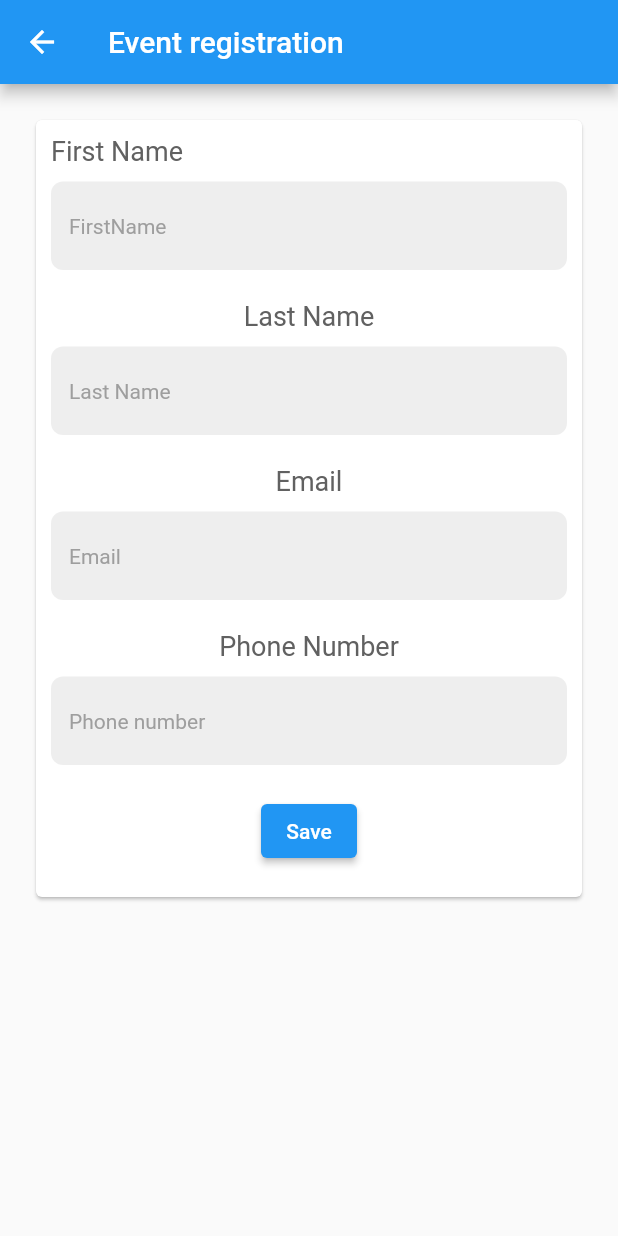
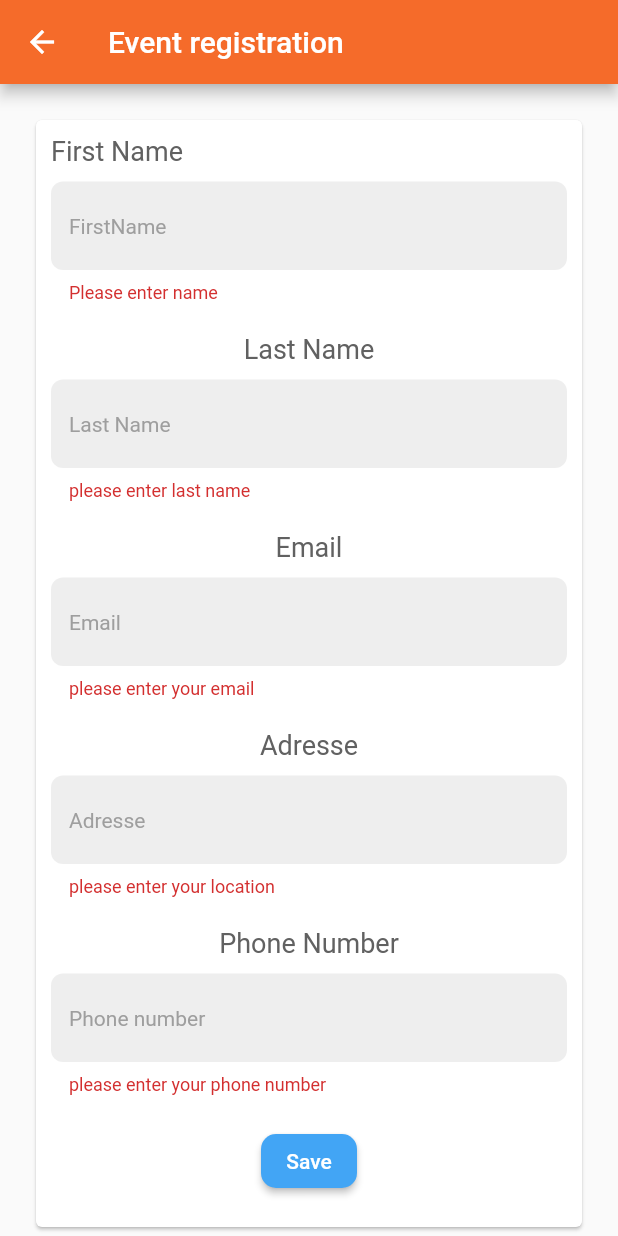
Before and after one commit to NourElHoudaAmmari/EventApp, a Flutter app: the InscriptionEvent screen opened directly, after a tap on "Save", on a phone screen of 412 x 824 dp. Run offline on Flutter 3.47's test engine with Material 2 defaults, Android fonts, the phone set to English and light mode, and no system bars; our stand-ins replace google_fonts, image_picker.

Commit message:
Add inscription event

```diff
--- a/frontend/lib/editdatawidget.dart
+++ b/frontend/lib/editdatawidget.dart
@@ -24,7 +24,7 @@ class _EditDataWidgetState extends State<EditDataWidget> {
   final _dureeController = TextEditingController();
    final _nbplace = TextEditingController();
   @override
-  void initState() {
+  void get initState {
     id = widget.events.id!;
     _nameController.text = widget.events.name!;
     _locationController.text = widget.events.location!;
@@ -34,7 +34,7 @@ class _EditDataWidgetState extends State<EditDataWidget> {
     _nbplace.text = widget.events.nbplace!;
     _descriptionController.text = widget.events.description!;
 
-    super.initState();
+    super.initState;
   }
 
   @override
--- /dev/null
+++ b/frontend/lib/models/inscription.dart
@@ -0,0 +1,43 @@
+class Inscription {
+  late final String? id;
+  late final String? nom;
+  late final String? prenom;
+  late final String? mail;
+  late final String? adresse;
+  late final int? numtel;
+   late final String? updated;
+
+
+  Inscription( {
+      this.nom,
+       this.id, this.updated
+       , this.prenom,  this.mail, this.adresse,
+        this.numtel});
+
+   Inscription.fromJson(Map<String, dynamic> json) {
+       id=json['id'] ;
+      nom= json['nom'];
+      prenom =  json['prenom'];
+      numtel = json['numtel'];
+      mail = json['mail'] ;
+      adresse = json['adresse'];
+       updated= json['updated'];
+  }
+
+  Map<String, dynamic> toJson() {
+      final _data = <String, dynamic>{};
+       _data["id"]=id;
+     _data["nom"] =  nom;
+     _data["prenom"] = prenom;
+     _data["numtel"] = numtel;
+     _data["mail"] = mail;
+      _data["adresse"] = adresse ;
+      _data["updated"]= updated;
+        return _data;
+
+      }
+        @override
+  String toString() {
+    return 'Inscription{id: $id, nom: $nom,  prenom: $prenom,  numtel: $numtel, mail: $mail, adresse: $adresse,  }';
+  }
+}
--- a/frontend/lib/pages/home_page.dart
+++ b/frontend/lib/pages/home_page.dart
@@ -23,8 +23,8 @@ class _HomePageState extends State<HomePage> {
   final GlobalKey<ScaffoldState> _key = GlobalKey<ScaffoldState>();
 
   @override
-  void initState() {
-    super.initState();
+  void get initState {
+    super.initState;
 
     setState(() {
       eventList = api.getEvents() ;
--- a/frontend/lib/pages/inscription_event.dart
+++ b/frontend/lib/pages/inscription_screen.dart
@@ -1,28 +1,33 @@
 import 'package:flutter/material.dart';
+import 'package:frontend/services/inscription_service.dart';
+import '../models/inscription.dart';
+import '../shared/theme.dart';
 
 class InscriptionEvent extends StatefulWidget {
-  const InscriptionEvent({super.key});
+  const InscriptionEvent({Key? key}) : super(key: key);
 
   @override
   State<InscriptionEvent> createState() => _InscriptionEventState();
 }
 
 class _InscriptionEventState extends State<InscriptionEvent> {
+
+    final InscriptionService api = InscriptionService();
   final _addFormKey = GlobalKey<FormState>();
-  final _username = TextEditingController();
-    final _userlastname= TextEditingController();
-  final _mail = TextEditingController();
-  final _phonenumber = TextEditingController();
-
-
+  final nomController = TextEditingController();
+   final prenomController = TextEditingController();
+  final mailController = TextEditingController();
+  final numtelControllerl = TextEditingController();
+   final adresseController = TextEditingController();
   @override
   Widget build(BuildContext context) {
     return Scaffold(
       appBar: AppBar(
+        backgroundColor:orangeColor,
         title: const Text('Event registration'),
       ),
       body: Form(
-        key: _addFormKey,
+         key: _addFormKey,
         child: SingleChildScrollView(
           child: Container(
             padding: const EdgeInsets.all(20.0),
@@ -48,7 +53,7 @@ class _InscriptionEventState extends State<InscriptionEvent> {
     ),
     SizedBox(height: 10,),
  TextFormField(
-  controller: _username,
+  controller: prenomController,
   decoration: InputDecoration(
     hintText: 'FirstName',
     hintStyle: TextStyle(
@@ -92,7 +97,7 @@ SizedBox(height: 10,),
     ),
     SizedBox(height: 10,),
  TextFormField(
-  controller: _userlastname,
+  controller: nomController,
   decoration: InputDecoration(
     hintText: 'Last Name',
     hintStyle: TextStyle(
@@ -131,7 +136,7 @@ SizedBox(height: 10,),
     ),
     SizedBox(height: 10,),
  TextFormField(
-  controller: _mail,
+  controller: mailController,
   decoration: InputDecoration(
     hintText: 'Email',
     hintStyle: TextStyle(
@@ -156,7 +161,50 @@ SizedBox(height: 10,),
                             ],
                           ),
                         ),
+
+       SizedBox(height: 10,),
+                                                Container(
+                          margin: const EdgeInsets.fromLTRB(0, 0, 0, 10),
+                          child: Column(
+                            children: <Widget>[
+                             Text(
+      'Adresse',
+      style: TextStyle(
+        color: Colors.grey[700],
+        fontSize: 18,
+      ),
+    ),
+    SizedBox(height: 10,),
+ TextFormField(
+  controller: adresseController,
+  decoration: InputDecoration(
+    hintText: 'Adresse',
+    hintStyle: TextStyle(
+      color: Colors.grey[500],
+      fontSize: 14,
+    ),
+    filled: true, // ajouter un fond rempli de couleur
+    fillColor: Colors.grey[200], // définir la couleur de l'arrière-plan
+    border: OutlineInputBorder( // définir une bordure de rectangle
+      borderRadius: BorderRadius.circular(8.0), // personnaliser le rayon des coins du rectangle
+      borderSide: BorderSide.none, // supprimer la bordure de ligne
+    ),
+  ),
+  validator: (value) {
+    if (value == null || value.isEmpty) {
+      return 'please enter your location';
+    }
+    return null;
+  },
+   onChanged: (value) {},
+),
+                            ],
+                          ),
+                        ),
+
+
                         SizedBox(height: 10,),
+
                          Container(
                           margin: const EdgeInsets.fromLTRB(0, 0, 0, 10),
                           child: Column(
@@ -170,7 +218,7 @@ SizedBox(height: 10,),
     ),
     SizedBox(height: 10,),
  TextFormField(
-  controller: _phonenumber,
+  controller: numtelControllerl,
      keyboardType: TextInputType.number,
   decoration: InputDecoration(
     hintText: 'Phone number',
@@ -203,18 +251,51 @@ SizedBox(height: 10,),
                           child: Column(
                             children: <Widget>[
                               ElevatedButton(
-                                onPressed: () {
-                                },
+                                onPressed: (){
+                                  if(_addFormKey.currentState!.validate()){
+                                     _addFormKey.currentState!.save();
+ api.createInscription(Inscription(nom : nomController.text,
+     prenom : prenomController.text,
+   numtel :int.parse(numtelControllerl.text),
+     mail : mailController.text,
+     adresse : adresseController.text)
+
+     );
+        Navigator.of(context).pushNamedAndRemoveUntil('/', ModalRoute.withName('/'));
+        ScaffoldMessenger.of(context).showSnackBar(
+    SnackBar(
+      backgroundColor: Colors.green,
+      content: Text(
+        'Inscription add succefully',
+        style: TextStyle(color: Colors.white),
+      ),
+    ),
+    );
+
+                                    //_addinscription;
+                                  }
+                                  },
+
+                                   style: ElevatedButton.styleFrom(
+    backgroundColor: Colors.blue[400],
+    shape: RoundedRectangleBorder(
+      borderRadius: BorderRadius.circular(10),
+    ),
+  ),
                                 child: const Text('Save', style: TextStyle(color: Colors.white)),
-                              )
+                              ),
+
                             ],
+
                           ),
                         ),
                       ],
-                    )
+                    ),
+
                 )
             ),
           ),
+
         ),
       ),
     );
--- a/frontend/pubspec.yaml
+++ b/frontend/pubspec.yaml
@@ -19,7 +19,7 @@ publish_to: 'none' # Remove this line if you wish to publish to pub.dev
 version: 1.0.0+1
 
 environment:
-  sdk: '>=2.19.3-192.0.dev <4.0.0'
+   sdk: '>=2.19.3 <3.0.0'
 
 # Dependencies specify other packages that your package needs in order to work.
 # To automatically upgrade your package dependencies to the latest versions
```
Also changed, not shown: frontend/lib/detailwidget.dart (+11 -47 lines), frontend/lib/pages/details_widget.dart (added, +232 -0 lines), frontend/lib/pages/inscription_list.dart (added, +59 -0 lines), frontend/lib/pages/inscriptionn_list.dart (added, +100 -0 lines), frontend/lib/pages/mainDrawer.dart (+17 -0 lines), frontend/lib/services/inscription_service.dart (added, +101 -0 lines), frontend/pubspec.lock, 1 other file.
